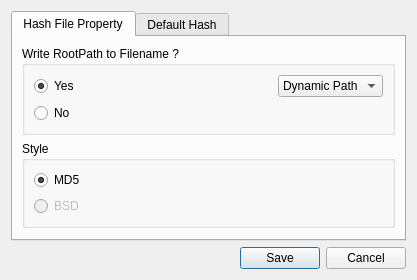
This is src/properties.ui in d4ndo/checksumjack as Qt 5 draws it before an edit. The edited form follows.
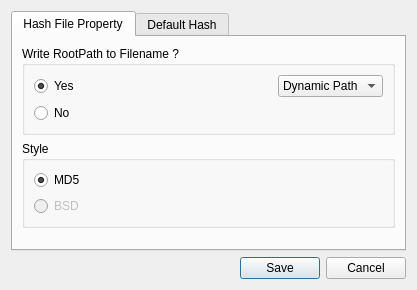
This is the edited form. Icons and pictures are not drawn.

Commit message: Changed favicon from properties, verify and filtersettings dialog.

Diff of the .ui file:
```diff
--- a/src/properties.ui
+++ b/src/properties.ui
@@ -7,7 +7,7 @@
     <x>0</x>
     <y>0</y>
     <width>417</width>
-    <height>261</height>
+    <height>290</height>
    </rect>
   </property>
   <property name="windowTitle">
```
Left out of the diff: 8 changed lines with no effect on the pictures. The commit also changes 2 other files.
